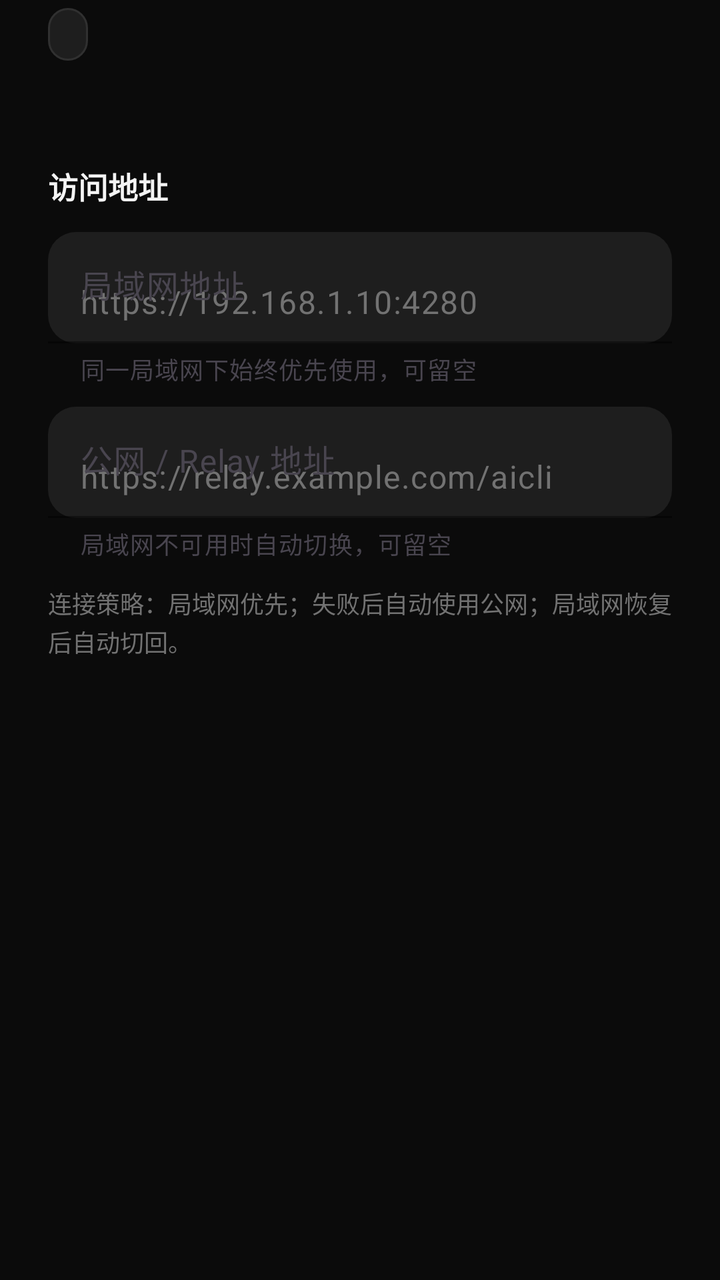
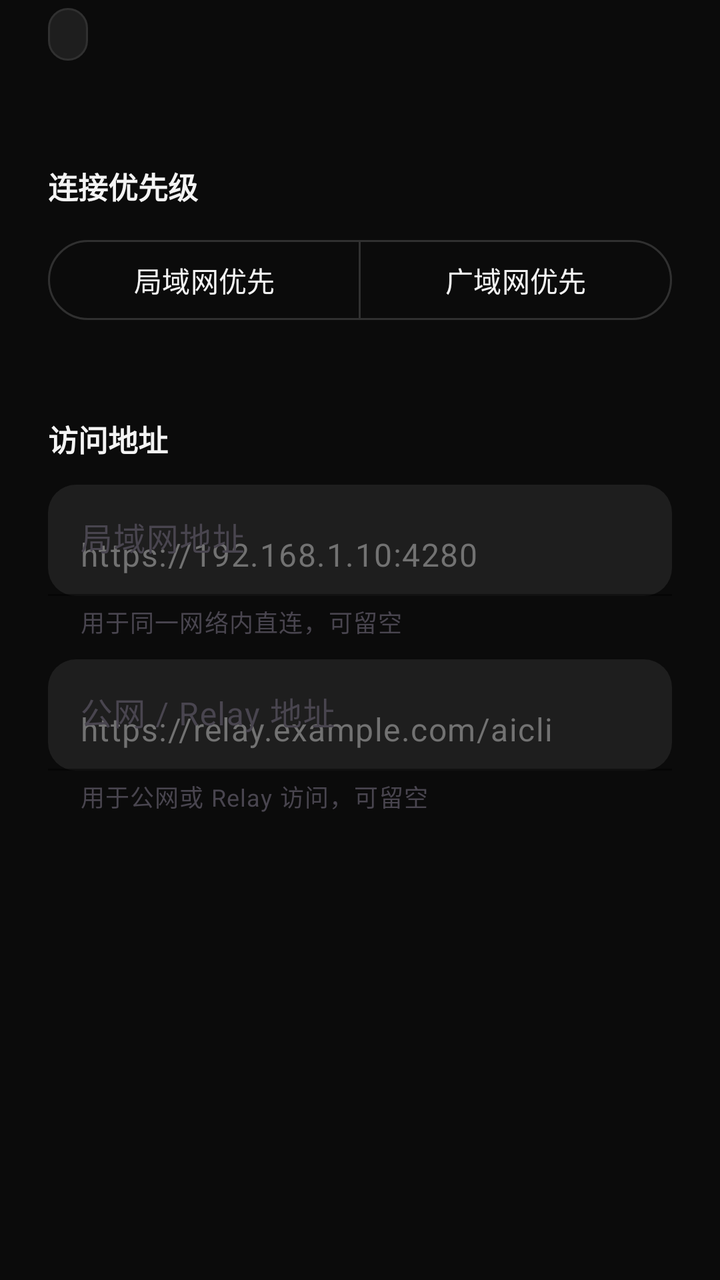

Before-and-after screenshots of an Android layout around one commit, followed by the original layout XML and the change that was made.
<!-- AndroidManifest.xml: application theme Theme.Aicli -->
<!-- res/layout/dialog_computer_details.xml -->
<?xml version="1.0" encoding="utf-8"?>
<ScrollView xmlns:android="http://schemas.android.com/apk/res/android"
    xmlns:app="http://schemas.android.com/apk/res-auto"
    android:layout_width="match_parent"
    android:layout_height="wrap_content"
    android:clipToPadding="false"
    android:fillViewport="true"
    android:overScrollMode="ifContentScrolls">

    <LinearLayout
        android:layout_width="match_parent"
        android:layout_height="wrap_content"
        android:orientation="vertical"
        android:paddingStart="24dp"
        android:paddingTop="4dp"
        android:paddingEnd="24dp"
        android:paddingBottom="8dp">

        <TextView
            android:id="@+id/computerDetailStatus"
            android:layout_width="wrap_content"
            android:layout_height="wrap_content"
            android:background="@drawable/bg_status_pill"
            android:textColor="@color/aicli_running"
            android:textSize="12sp" />

        <TextView
            android:id="@+id/computerDetailMetadata"
            android:layout_width="match_parent"
            android:layout_height="wrap_content"
            android:layout_marginTop="14dp"
            android:lineSpacingExtra="5dp"
            android:textColor="@color/aicli_text_secondary"
            android:textIsSelectable="true"
            android:textSize="13sp" />

        <TextView
            android:layout_width="match_parent"
            android:layout_height="wrap_content"
            android:layout_marginTop="20dp"
            android:text="访问地址"
            android:textColor="@color/aicli_text"
            android:textSize="15sp"
            android:textStyle="bold" />

        <com.google.android.material.textfield.TextInputLayout
            android:id="@+id/computerLocalAddressLayout"
            style="@style/Widget.Material3.TextInputLayout.FilledBox"
            android:layout_width="match_parent"
            android:layout_height="wrap_content"
            android:layout_marginTop="12dp"
            android:hint="局域网地址"
            app:boxBackgroundColor="@color/aicli_surface_high"
            app:boxCornerRadiusBottomEnd="14dp"
            app:boxCornerRadiusBottomStart="14dp"
            app:boxCornerRadiusTopEnd="14dp"
            app:boxCornerRadiusTopStart="14dp"
            app:boxStrokeColor="@color/aicli_primary"
            app:helperText="同一局域网下始终优先使用，可留空"
            app:hintTextColor="@color/aicli_text_secondary">

            <com.google.android.material.textfield.TextInputEditText
                android:id="@+id/computerLocalAddressInput"
                android:layout_width="match_parent"
                android:layout_height="wrap_content"
                android:hint="https://192.168.1.10:4280"
                android:inputType="textUri"
                android:maxLines="1"
                android:textColor="@color/aicli_text"
                android:textColorHint="@color/aicli_text_tertiary" />
        </com.google.android.material.textfield.TextInputLayout>

        <com.google.android.material.textfield.TextInputLayout
            android:id="@+id/computerRemoteAddressLayout"
            style="@style/Widget.Material3.TextInputLayout.FilledBox"
            android:layout_width="match_parent"
            android:layout_height="wrap_content"
            android:layout_marginTop="10dp"
            android:hint="公网 / Relay 地址"
            app:boxBackgroundColor="@color/aicli_surface_high"
            app:boxCornerRadiusBottomEnd="14dp"
            app:boxCornerRadiusBottomStart="14dp"
            app:boxCornerRadiusTopEnd="14dp"
            app:boxCornerRadiusTopStart="14dp"
            app:boxStrokeColor="@color/aicli_primary"
            app:helperText="局域网不可用时自动切换，可留空"
            app:hintTextColor="@color/aicli_text_secondary">

            <com.google.android.material.textfield.TextInputEditText
                android:id="@+id/computerRemoteAddressInput"
                android:layout_width="match_parent"
                android:layout_height="wrap_content"
                android:hint="https://relay.example.com/aicli"
                android:inputType="textUri"
                android:maxLines="1"
                android:textColor="@color/aicli_text"
                android:textColorHint="@color/aicli_text_tertiary" />
        </com.google.android.material.textfield.TextInputLayout>

        <TextView
            android:layout_width="match_parent"
            android:layout_height="wrap_content"
            android:layout_marginTop="12dp"
            android:lineSpacingExtra="2dp"
            android:text="连接策略：局域网优先；失败后自动使用公网；局域网恢复后自动切回。"
            android:textColor="@color/aicli_text_tertiary"
            android:textSize="12sp" />
    </LinearLayout>
</ScrollView>
<!-- resources referenced by this layout -->
<resources>
  <color name="aicli_primary">#10A37F</color>
  <color name="aicli_running">#35C38F</color>
  <color name="aicli_surface_high">#1E1E1E</color>
  <color name="aicli_text">#F4F4F4</color>
  <color name="aicli_text_secondary">#A6A6A6</color>
  <color name="aicli_text_tertiary">#727272</color>
  <!-- drawable bg_status_pill (drawable) -->
  <?xml version="1.0" encoding="utf-8"?>
  <shape xmlns:android="http://schemas.android.com/apk/res/android" android:shape="rectangle">
      <solid android:color="@color/aicli_surface_high" />
      <stroke android:width="1dp" android:color="@color/aicli_outline" />
      <corners android:radius="999dp" />
      <padding android:left="10dp" android:top="5dp" android:right="10dp" android:bottom="5dp" />
  </shape>
  <style name="Theme.Aicli" parent="Theme.Material3.DayNight.NoActionBar">
          <item name="android:fontFamily">sans-serif</item>
          <item name="colorPrimary">@color/aicli_primary</item>
          <item name="colorOnPrimary">@color/aicli_text</item>
          <item name="colorSurface">@color/aicli_surface</item>
          <item name="colorOnSurface">@color/aicli_text</item>
          <item name="colorOutline">@color/aicli_outline</item>
          <item name="android:colorAccent">@color/aicli_primary</item>
          <item name="android:windowBackground">@color/aicli_background</item>
          <item name="android:statusBarColor">@color/aicli_background</item>
          <item name="android:navigationBarColor">@color/aicli_background</item>
          <item name="android:windowLightStatusBar">false</item>
          <item name="android:windowLightNavigationBar">false</item>
          <item name="android:windowActionModeOverlay">true</item>
      </style>
  <color name="aicli_outline">#303030</color>
  <color name="aicli_surface">#151515</color>
  <color name="aicli_background">#0B0B0B</color>
</resources>

<!-- the commit's change to res/layout/dialog_computer_details.xml (unified diff, before → after) -->
@@ -38,6 +38,51 @@
             android:layout_width="match_parent"
             android:layout_height="wrap_content"
             android:layout_marginTop="20dp"
+            android:text="连接优先级"
+            android:textColor="@color/aicli_text"
+            android:textSize="15sp"
+            android:textStyle="bold" />
+
+        <com.google.android.material.button.MaterialButtonToggleGroup
+            android:id="@+id/computerRoutePreferenceGroup"
+            android:layout_width="match_parent"
+            android:layout_height="wrap_content"
+            android:layout_marginTop="12dp"
+            app:selectionRequired="true"
+            app:singleSelection="true">
+
+            <com.google.android.material.button.MaterialButton
+                android:id="@+id/computerPreferLocalButton"
+                style="@style/Widget.Material3.Button.OutlinedButton"
+                android:layout_width="0dp"
+                android:layout_height="48dp"
+                android:layout_weight="1"
+                android:text="局域网优先"
+                android:textAllCaps="false" />
+
+            <com.google.android.material.button.MaterialButton
+                android:id="@+id/computerPreferRemoteButton"
+                style="@style/Widget.Material3.Button.OutlinedButton"
+                android:layout_width="0dp"
+                android:layout_height="48dp"
+                android:layout_weight="1"
+                android:text="广域网优先"
+                android:textAllCaps="false" />
+        </com.google.android.material.button.MaterialButtonToggleGroup>
+
+        <TextView
+            android:id="@+id/computerRoutePreferenceHint"
+            android:layout_width="match_parent"
+            android:layout_height="wrap_content"
+            android:layout_marginTop="8dp"
+            android:lineSpacingExtra="2dp"
+            android:textColor="@color/aicli_text_tertiary"
+            android:textSize="12sp" />
+
+        <TextView
+            android:layout_width="match_parent"
+            android:layout_height="wrap_content"
+            android:layout_marginTop="20dp"
             android:text="访问地址"
             android:textColor="@color/aicli_text"
             android:textSize="15sp"
@@ -56,7 +101,7 @@
             app:boxCornerRadiusTopEnd="14dp"
             app:boxCornerRadiusTopStart="14dp"
             app:boxStrokeColor="@color/aicli_primary"
-            app:helperText="同一局域网下始终优先使用，可留空"
+            app:helperText="用于同一网络内直连，可留空"
             app:hintTextColor="@color/aicli_text_secondary">
 
             <com.google.android.material.textfield.TextInputEditText
@@ -83,7 +128,7 @@
             app:boxCornerRadiusTopEnd="14dp"
             app:boxCornerRadiusTopStart="14dp"
             app:boxStrokeColor="@color/aicli_primary"
-            app:helperText="局域网不可用时自动切换，可留空"
+            app:helperText="用于公网或 Relay 访问，可留空"
             app:hintTextColor="@color/aicli_text_secondary">
 
             <com.google.android.material.textfield.TextInputEditText
@@ -97,13 +142,5 @@
                 android:textColorHint="@color/aicli_text_tertiary" />
         </com.google.android.material.textfield.TextInputLayout>
 
-        <TextView
-            android:layout_width="match_parent"
-            android:layout_height="wrap_content"
-            android:layout_marginTop="12dp"
-            android:lineSpacingExtra="2dp"
-            android:text="连接策略：局域网优先；失败后自动使用公网；局域网恢复后自动切回。"
-            android:textColor="@color/aicli_text_tertiary"
-            android:textSize="12sp" />
     </LinearLayout>
 </ScrollView>
